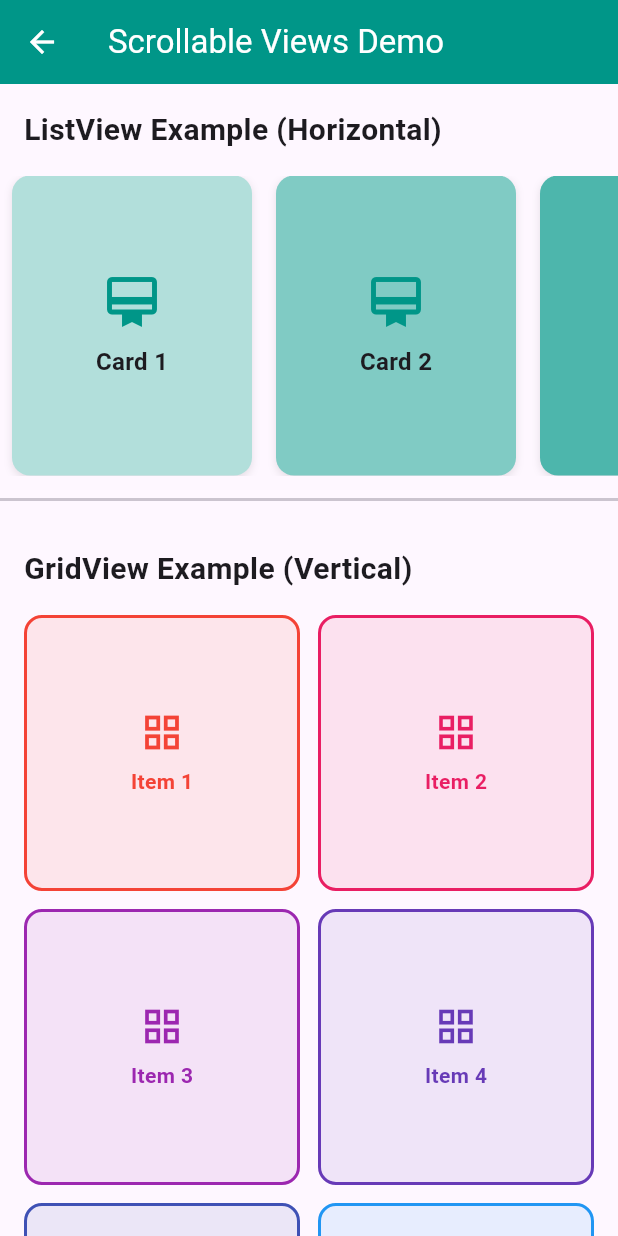
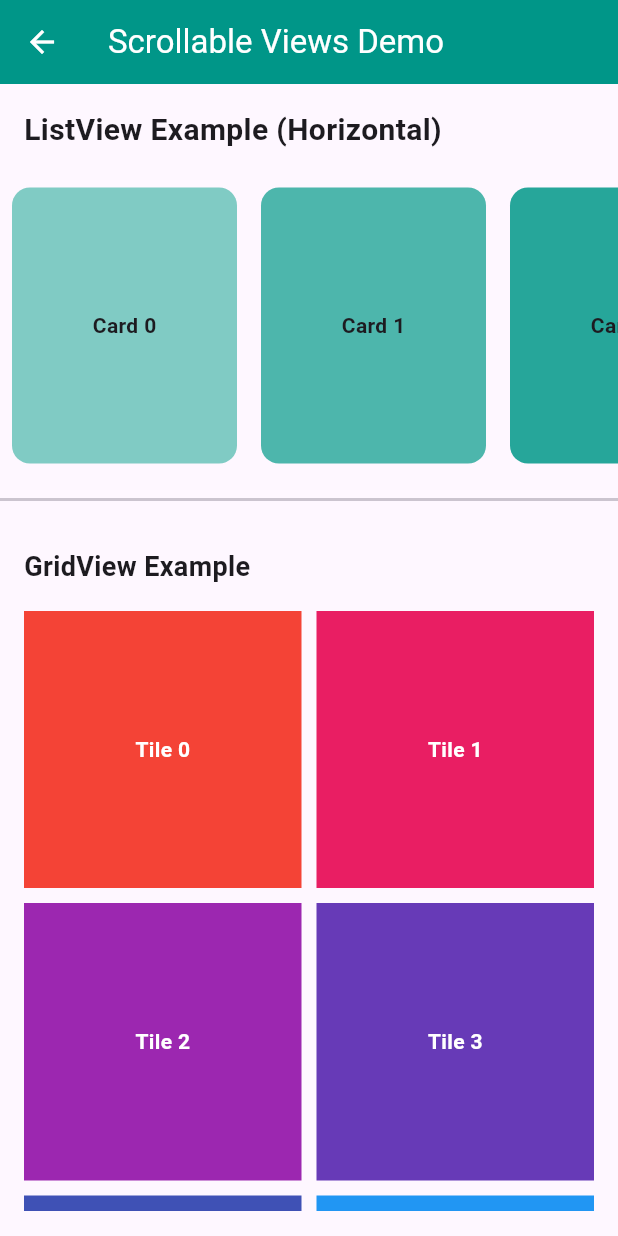
Before and after one commit to saiabishekpriyan/Hostel-hub-flutter-project, a Flutter app: the ScrollableViews screen opened directly, on a phone screen of 412 x 824 dp. Run offline on Flutter 3.47's test engine with Material 3 defaults, Android fonts, the light colour scheme and no system bars; our stand-ins replace cloud_firestore, firebase_auth, firebase_core; accounts and stored records are empty.

Commit message:
Refine Scrollable Views implementation and update README reflections

```diff
--- a/project_structure_demo/lib/screens/scrollable_views.dart
+++ b/project_structure_demo/lib/screens/scrollable_views.dart
@@ -26,36 +26,19 @@ class ScrollableViews extends StatelessWidget {
               height: 200,
               child: ListView.builder(
                 scrollDirection: Axis.horizontal,
-                itemCount: 10,
+                itemCount: 6,
                 itemBuilder: (context, index) {
                   return Container(
-                    width: 160,
-                    margin: const EdgeInsets.symmetric(horizontal: 8),
+                    width: 150,
+                    margin: const EdgeInsets.all(8),
                     decoration: BoxDecoration(
-                      color: Colors.teal[100 * ((index % 8) + 1)],
+                      color: Colors.teal[100 * (index + 2)],
                       borderRadius: BorderRadius.circular(12),
-                      boxShadow: [
-                        BoxShadow(
-                          color: Colors.black.withOpacity(0.1),
-                          blurRadius: 4,
-                          offset: const Offset(0, 2),
-                        ),
-                      ],
                     ),
                     child: Center(
-                      child: Column(
-                        mainAxisAlignment: MainAxisAlignment.center,
-                        children: [
-                          const Icon(Icons.card_membership, size: 40, color: Colors.teal),
-                          const SizedBox(height: 8),
-                          Text(
-                            'Card ${index + 1}',
-                            style: const TextStyle(
-                              fontWeight: FontWeight.bold,
-                              fontSize: 16,
-                            ),
-                          ),
-                        ],
+                      child: Text(
+                        'Card $index',
+                        style: const TextStyle(fontWeight: FontWeight.bold),
                       ),
                     ),
                   );
@@ -66,48 +49,38 @@ class ScrollableViews extends StatelessWidget {
             const Padding(
               padding: EdgeInsets.all(16.0),
               child: Text(
-                'GridView Example (Vertical)',
-                style: TextStyle(fontSize: 20, fontWeight: FontWeight.bold),
+                'GridView Example',
+                style: TextStyle(fontSize: 18, fontWeight: FontWeight.bold),
               ),
             ),
             Padding(
               padding: const EdgeInsets.symmetric(horizontal: 16.0),
+              child: Container(
+                height: 400,
                 child: GridView.builder(
                   physics: const NeverScrollableScrollPhysics(),
                   shrinkWrap: true,
                   gridDelegate: const SliverGridDelegateWithFixedCrossAxisCount(
                     crossAxisCount: 2,
-                  crossAxisSpacing: 12,
-                  mainAxisSpacing: 12,
-                  childAspectRatio: 1,
+                    crossAxisSpacing: 10,
+                    mainAxisSpacing: 10,
                   ),
-                itemCount: 8,
+                  itemCount: 6,
                   itemBuilder: (context, index) {
-                  final color = Colors.primaries[index % Colors.primaries.length];
                     return Container(
-                    decoration: BoxDecoration(
-                      color: color.withOpacity(0.1),
-                      borderRadius: BorderRadius.circular(12),
-                      border: Border.all(color: color, width: 2),
-                    ),
+                      color: Colors.primaries[index % Colors.primaries.length],
                       child: Center(
-                      child: Column(
-                        mainAxisAlignment: MainAxisAlignment.center,
-                        children: [
-                          Icon(Icons.grid_view, size: 30, color: color),
-                          const SizedBox(height: 8),
-                          Text(
-                            'Item ${index + 1}',
-                            style: TextStyle(
-                              color: color,
+                        child: Text(
+                          'Tile $index',
+                          style: const TextStyle(
+                            color: Colors.white,
                             fontWeight: FontWeight.bold,
                           ),
-                          ),
-                        ],
                         ),
                       ),
                     );
                   },
+                ),
               ),
             ),
             const SizedBox(height: 32),
```
Also changed, not shown: 1 other file. Lines whose indentation alone changed are shown as unchanged.
